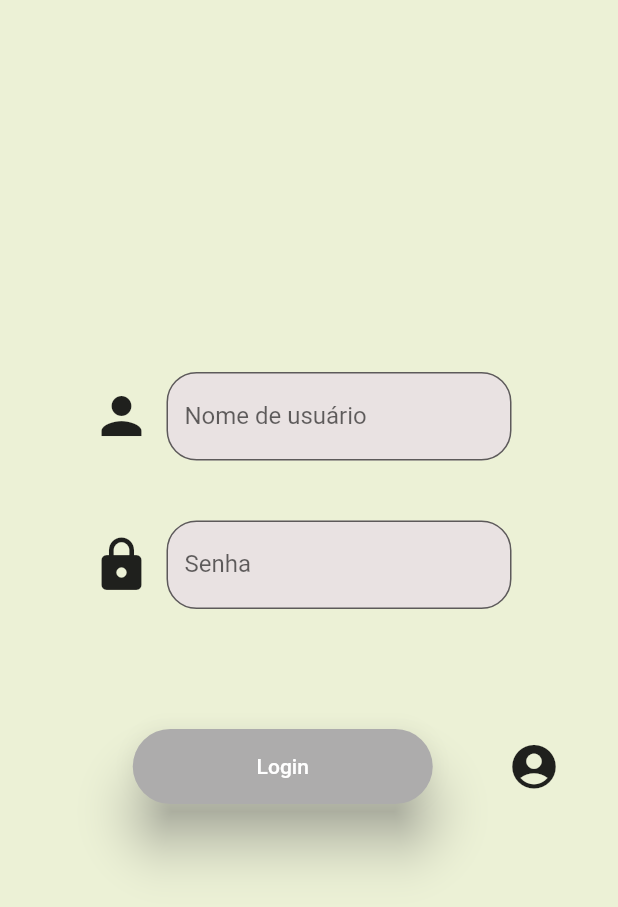
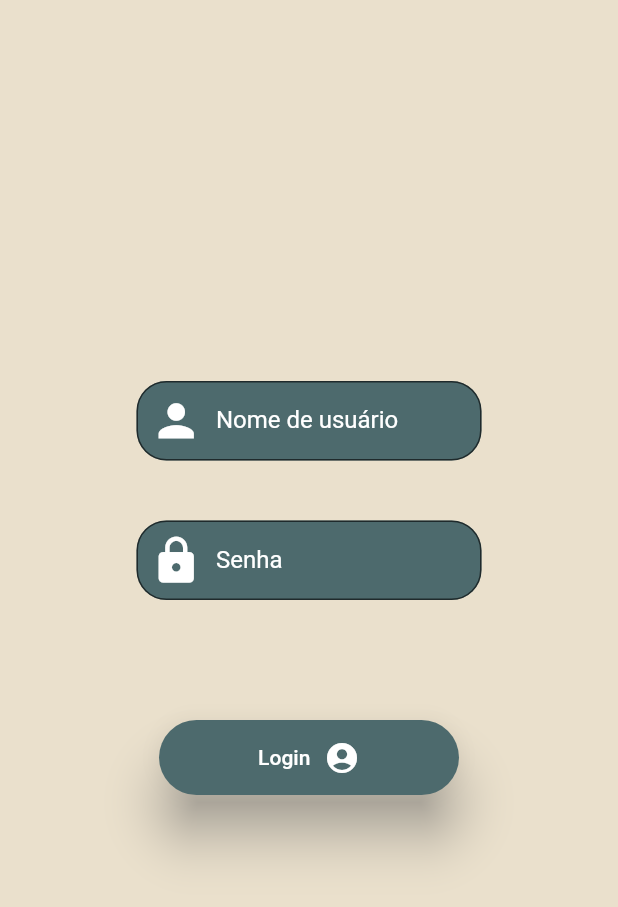
Before and after one commit to 01Mateus/modulo-logistica-sa-front, a Flutter app: the screen it shows after launch, on a phone screen of 412 x 824 dp. Shown: the top 907 px of the screen. Run offline on Flutter 3.47's test engine with Material 2 defaults, Android fonts, the phone set to English and light mode, and no system bars.

```diff
--- a/lib/componentes/botao.dart
+++ b/lib/componentes/botao.dart
@@ -4,7 +4,9 @@ class Botao extends StatefulWidget {
   final texto;
   final funcao;
   final Color cor;
-  const Botao({super.key, this.texto, this.funcao, required this.cor});
+  final IconData icone;
+
+  const Botao({super.key, this.texto, this.funcao, required this.cor, required this.icone});
 
   @override
   State<Botao> createState() => _BotaoState();
@@ -27,7 +29,14 @@ class _BotaoState extends State<Botao> {
           minimumSize: const Size(200, 50),
         ),
         onPressed: widget.funcao,
-        child: Text(widget.texto),
+        child: Row(
+          mainAxisAlignment: MainAxisAlignment.center,
+          children: [
+            Text(widget.texto),
+            const SizedBox(width: 9),
+            Icon(widget.icone),
+          ],
+        )
       ),
     );
   }
--- a/lib/componentes/caixa_texto.dart
+++ b/lib/componentes/caixa_texto.dart
@@ -5,8 +5,10 @@ class CaixaTexto extends StatefulWidget {
   final String msgValidacao;
   final String texto;
   final bool senha;
+  final IconData icone;
 
-  const CaixaTexto({Key? key, required this.controlador, required this.msgValidacao, required this.texto, required this.senha,}) : super(key: key);
+
+  const CaixaTexto({Key? key, required this.controlador, required this.msgValidacao, required this.texto, required this.senha, required this.icone,}) : super(key: key);
 
   @override
   _CaixaTextoState createState() => _CaixaTextoState();
@@ -25,20 +27,29 @@ class _CaixaTextoState extends State<CaixaTexto> {
           }
         },
         obscureText: widget.senha,
-
+        style: const TextStyle(color: Colors.white),
         decoration: InputDecoration(
           labelText: widget.texto,
+          labelStyle: const TextStyle(color: Colors.white),
           filled: true,
-          fillColor: const Color.fromARGB(255, 233, 226, 226),
+          fillColor: const Color.fromARGB(255, 77, 106, 109),
           border: OutlineInputBorder(
             borderRadius: BorderRadius.circular(20),
           ),
           focusedBorder: OutlineInputBorder(
             borderRadius: BorderRadius.circular(20),
           ),
-        )
-      )
+            contentPadding: const EdgeInsets.all(10),
+            prefixIcon: Padding(
+            padding: const EdgeInsets.all(9),
+            child: Icon(
+              widget.icone,
+              color: Colors.white,
+              size: 35,
+            ),
+          ),
+        ),
+      ),
     );
   }
-
 }
--- a/lib/main.dart
+++ b/lib/main.dart
@@ -1,4 +1,5 @@
 import 'package:flutter/material.dart';
+import 'package:modulo_logistica_sa/telas/tela_entregas.dart';
 import 'package:modulo_logistica_sa/telas/tela_login.dart';
 import 'package:modulo_logistica_sa/telas/tela_pedidos.dart';
 
@@ -21,6 +22,7 @@ class _MyAppState extends State<MyApp> {
       initialRoute: '/login', routes: {
         '/login':(context) => const TelaLogin(),
         '/pedidos':(context) => const TelaPedidos(),
+        '/entregas':(context) => const TelaEntregas(),
       },
     );
   }
--- a/lib/telas/tela_login.dart
+++ b/lib/telas/tela_login.dart
@@ -18,7 +18,7 @@ class _telaLoginState extends State<TelaLogin> {
   Widget build(BuildContext context) {
 
     return Scaffold(
-      backgroundColor: const Color.fromARGB(255, 236, 241, 214),
+      backgroundColor: const Color.fromARGB(255, 234, 224, 204),
       body: criarConteudo(),
 
     );
@@ -42,10 +42,6 @@ criarConteudo() {
             child: Row(
               mainAxisAlignment: MainAxisAlignment.center,
               children: [
-                const Icon(
-                  Icons.person,
-                  size: 40,
-                ),
                 Container(
                   constraints: const BoxConstraints(maxWidth: 250),
                   child: CaixaTexto(
@@ -53,6 +49,7 @@ criarConteudo() {
                     msgValidacao: 'Digite um nome de usuário',
                     controlador: txtUsername,
                     senha: false,
+                    icone: Icons.person,
                   ),
                 ),
               ],
@@ -63,10 +60,6 @@ criarConteudo() {
             child: Row(
               mainAxisAlignment: MainAxisAlignment.center,
               children: [
-                const Icon(
-                  Icons.lock,
-                  size: 40,
-                ),
                 Container(
                   constraints: const BoxConstraints(maxWidth: 250),
                   child: CaixaTexto(
@@ -74,6 +67,7 @@ criarConteudo() {
                     msgValidacao: 'Digite uma senha',
                     controlador: txtPassword,
                     senha: true,
+                    icone: Icons.lock,
                   ),
                 ),
               ],
@@ -87,11 +81,8 @@ criarConteudo() {
                 Botao(
                   texto: 'Login',
                   funcao: login,
-                  cor: const Color.fromARGB(255, 173, 172, 172),
-                ),
-                const Icon(
-                  Icons.account_circle,
-                  size: 35,
+                  cor: const Color.fromARGB(255, 77, 106, 109),
+                  icone: Icons.account_circle,
                 ),
               ],
             ),
```
Also changed, not shown: lib/componentes/imagem_texto.dart (+15 -1 lines), lib/telas/tela_entregas.dart (added, +89 -0 lines), lib/telas/tela_pedidos.dart (+91 -12 lines).
